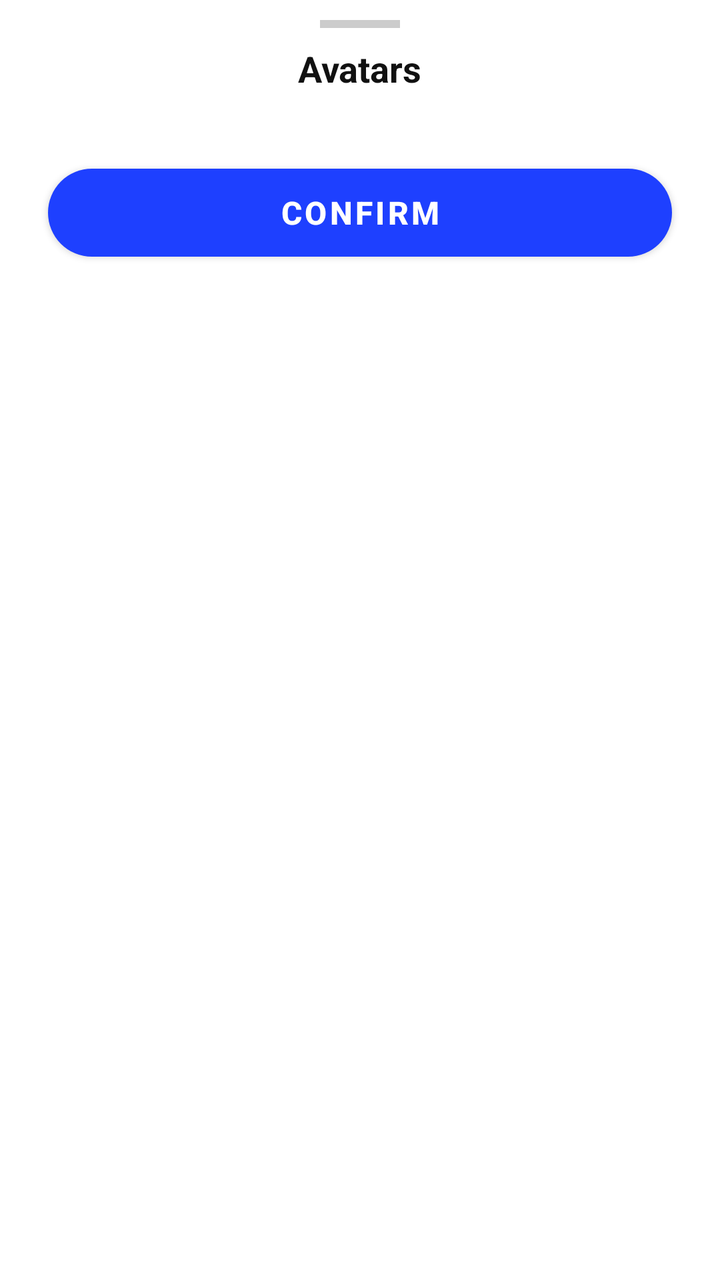
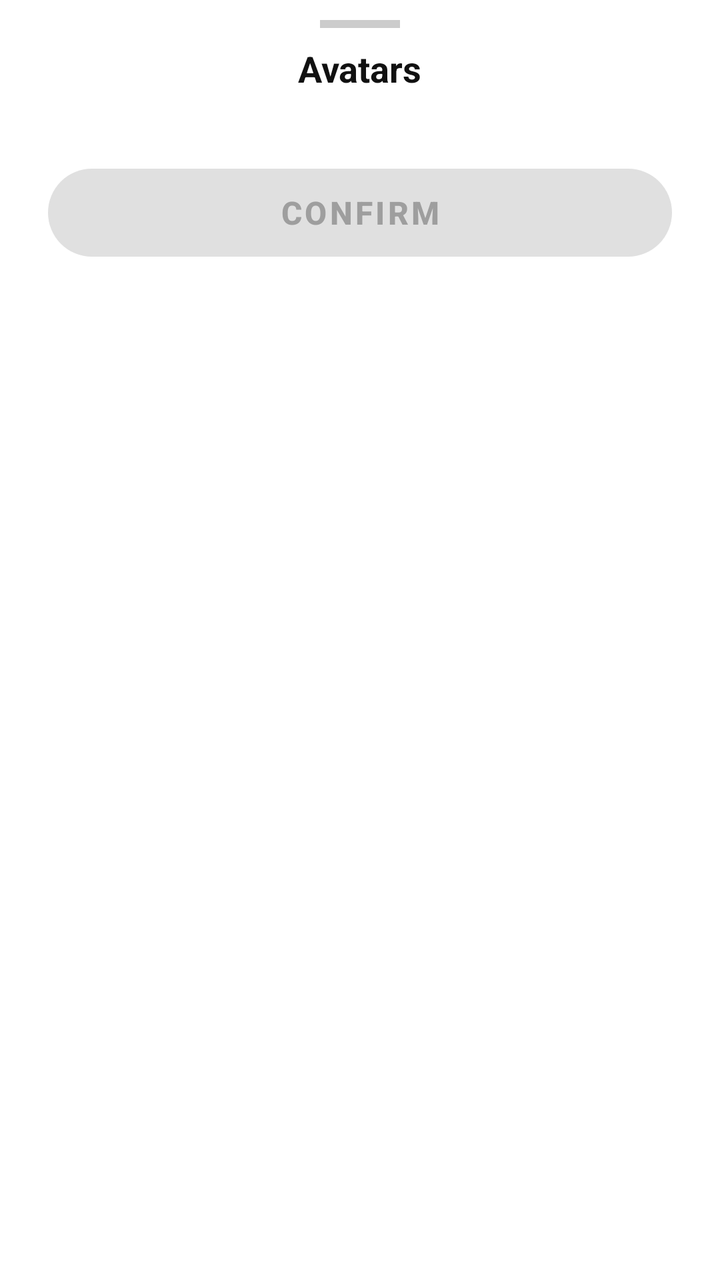

Screens rendered from an Android XML layout before and after an edit, with the pre-edit source and the edit as a unified diff.
<!-- AndroidManifest.xml: application theme Theme.BabelMic -->
<!-- res/layout/bottom_sheet_avatar_picker.xml -->
<?xml version="1.0" encoding="utf-8"?>
<LinearLayout
    xmlns:android="http://schemas.android.com/apk/res/android"
    android:layout_width="match_parent"
    android:layout_height="wrap_content"
    android:orientation="vertical"
    android:background="@drawable/bg_bottom_sheet"
    android:paddingBottom="16dp">

    
    <View
        android:layout_width="40dp"
        android:layout_height="4dp"
        android:layout_gravity="center_horizontal"
        android:layout_marginTop="10dp"
        android:layout_marginBottom="8dp"
        android:background="#CCCCCC"
        android:backgroundTint="#CCCCCC" />

    
    <TextView
        android:layout_width="wrap_content"
        android:layout_height="wrap_content"
        android:text="Avatars"
        android:textSize="18sp"
        android:textStyle="bold"
        android:textColor="#111111"
        android:layout_gravity="center_horizontal"
        android:layout_marginBottom="16dp" />

    
    <androidx.recyclerview.widget.RecyclerView
        android:id="@+id/rv_avatars"
        android:layout_width="match_parent"
        android:layout_height="wrap_content"
        android:paddingHorizontal="16dp"
        android:overScrollMode="never" />

    
    <com.google.android.material.button.MaterialButton
        android:id="@+id/btn_confirm"
        android:layout_width="match_parent"
        android:layout_height="56dp"
        android:layout_marginHorizontal="24dp"
        android:layout_marginTop="16dp"
        android:text="Confirm"
        android:textColor="#FFFFFF"
        android:textSize="16sp"
        android:textStyle="bold"
        app:backgroundTint="#1E40FF"
        app:cornerRadius="28dp"
        app:elevation="0dp"
        xmlns:app="http://schemas.android.com/apk/res-auto" />

</LinearLayout>
<!-- resources referenced by this layout -->
<resources>
  <!-- drawable bg_bottom_sheet (drawable) -->
  <?xml version="1.0" encoding="utf-8"?>
  <shape xmlns:android="http://schemas.android.com/apk/res/android" android:shape="rectangle">
      <solid android:color="#FFFFFF" />
      <corners android:topLeftRadius="20dp" android:topRightRadius="20dp" />
  </shape>
  <style name="Theme.BabelMic" parent="Theme.MaterialComponents.Light.NoActionBar">
          <item name="colorPrimary">@color/babelmic_blue</item>
          <item name="colorPrimaryVariant">@color/babelmic_blue_dark</item>
          <item name="colorOnPrimary">@color/text_on_blue</item>
          <item name="colorSecondary">@color/ring_pink</item>
          <item name="colorOnSecondary">@color/text_on_blue</item>
          <item name="android:colorBackground">@color/background</item>
          <item name="colorSurface">@color/surface</item>
          <item name="colorOnSurface">@color/text_primary</item>
          <item name="android:statusBarColor">@android:color/transparent</item>
          <item name="android:navigationBarColor">@android:color/transparent</item>
          <item name="android:windowLightStatusBar">true</item>
          <item name="android:windowLightNavigationBar">true</item>
          <item name="android:textColorPrimary">@color/text_primary</item>
          <item name="android:textColorSecondary">@color/text_secondary</item>
          <item name="android:textColorHint">@color/text_hint</item>
      </style>
  <color name="babelmic_blue">#1E40FF</color>
  <color name="babelmic_blue_dark">#1430CC</color>
  <color name="text_on_blue">#FFFFFF</color>
  <color name="ring_pink">#FF2D78</color>
  <color name="background">#FFFFFF</color>
  <color name="surface">#FFFFFF</color>
  <color name="text_primary">#111111</color>
  <color name="text_secondary">#888888</color>
  <color name="text_hint">#BBBBBB</color>
</resources>

<!-- the commit's change to res/layout/bottom_sheet_avatar_picker.xml (unified diff, before → after) -->
@@ -44,10 +44,11 @@
         android:layout_marginHorizontal="24dp"
         android:layout_marginTop="16dp"
         android:text="Confirm"
-        android:textColor="#FFFFFF"
+        android:textColor="@color/button_primary_text"
         android:textSize="16sp"
         android:textStyle="bold"
-        app:backgroundTint="#1E40FF"
+        android:enabled="false"
+        app:backgroundTint="@color/button_primary_background"
         app:cornerRadius="28dp"
         app:elevation="0dp"
         xmlns:app="http://schemas.android.com/apk/res-auto" />
